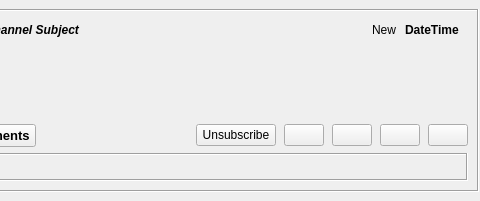
Old version of the form retroshare-gui/src/gui/feeds/GxsCommentsItem.ui in the repository RetroShare/RetroShare; both pictures show x 275 to 755 and y 0 to 201 of the 755 by 201 pixel window.
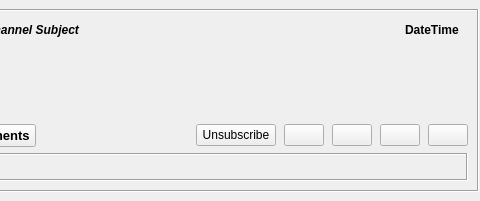
New version of the form. Custom widgets are drawn as their Qt base class.

Commit message:
Fixing some layout issues & use the same ui for both classes
* Fixing some layout issues & use the same ui for both classes
* Hide unneeded Button
* Removed unneeded Label

The edit to the form file:
```diff
--- a/retroshare-gui/src/gui/feeds/GxsCommentsItem.ui
+++ b/retroshare-gui/src/gui/feeds/GxsCommentsItem.ui
@@ -174,13 +174,6 @@
           </property>
          </spacer>
         </item>
-        <item>
-         <widget class="QLabel" name="newLabel">
-          <property name="text">
-           <string>New</string>
-          </property>
-         </widget>
-        </item>
         <item>
          <widget class="QLabel" name="datetimelabel">
           <property name="font">
```
Left out of the diff: 2 changed lines with no effect on the pictures. The commit also changes 4 other files.
